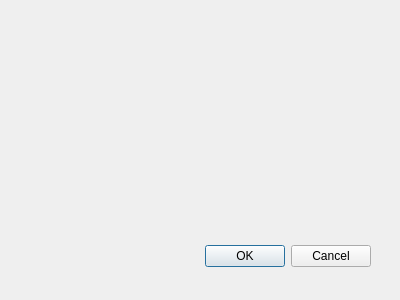
Before: the Qt Designer form search_stu.ui in 2205794866/Hustcards_v2, drawn with Qt 5.
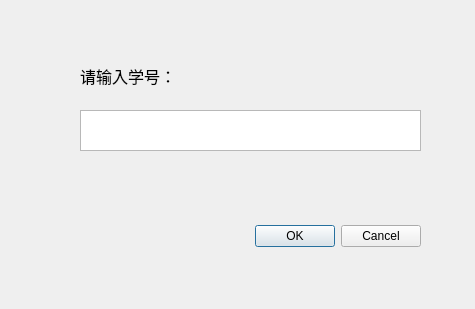
After: the same form once the commit is applied.

Diff of the .ui file:
```diff
--- a/search_stu.ui
+++ b/search_stu.ui
@@ -8,8 +8,8 @@
    <rect>
     <x>0</x>
     <y>0</y>
-    <width>400</width>
-    <height>300</height>
+    <width>475</width>
+    <height>309</height>
    </rect>
   </property>
   <property name="windowTitle">
@@ -18,8 +18,8 @@
   <widget class="QDialogButtonBox" name="buttonBox">
    <property name="geometry">
     <rect>
-     <x>30</x>
-     <y>240</y>
+     <x>80</x>
+     <y>220</y>
      <width>341</width>
      <height>32</height>
     </rect>
@@ -31,6 +31,39 @@
     <set>QDialogButtonBox::Cancel|QDialogButtonBox::Ok</set>
    </property>
   </widget>
+  <widget class="QLabel" name="label">
+   <property name="geometry">
+    <rect>
+     <x>80</x>
+     <y>50</y>
+     <width>171</width>
+     <height>51</height>
+    </rect>
+   </property>
+   <property name="font">
+    <font>
+     <pointsize>12</pointsize>
+    </font>
+   </property>
+   <property name="text">
+    <string>请输入学号：</string>
+   </property>
+  </widget>
+  <widget class="QTextEdit" name="stu_ID">
+   <property name="geometry">
+    <rect>
+     <x>80</x>
+     <y>110</y>
+     <width>341</width>
+     <height>41</height>
+    </rect>
+   </property>
+   <property name="font">
+    <font>
+     <pointsize>12</pointsize>
+    </font>
+   </property>
+  </widget>
  </widget>
  <pixmapfunction/>
  <resources/>
```
Left out of the diff: 5 changed lines with no effect on the pictures.
